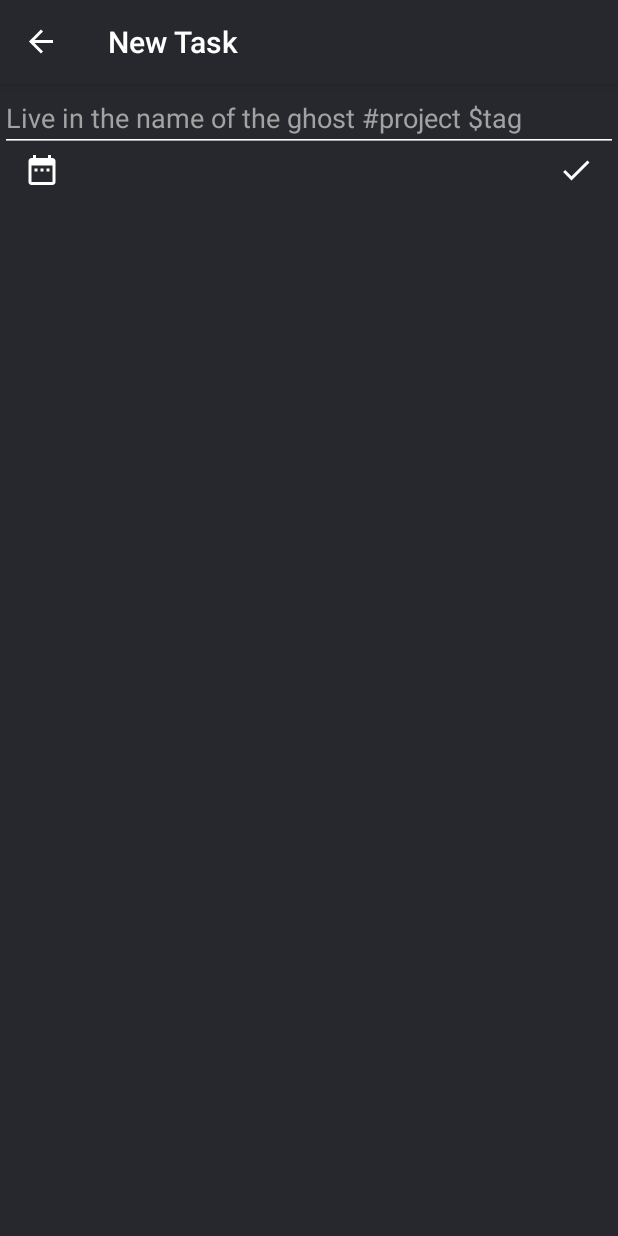
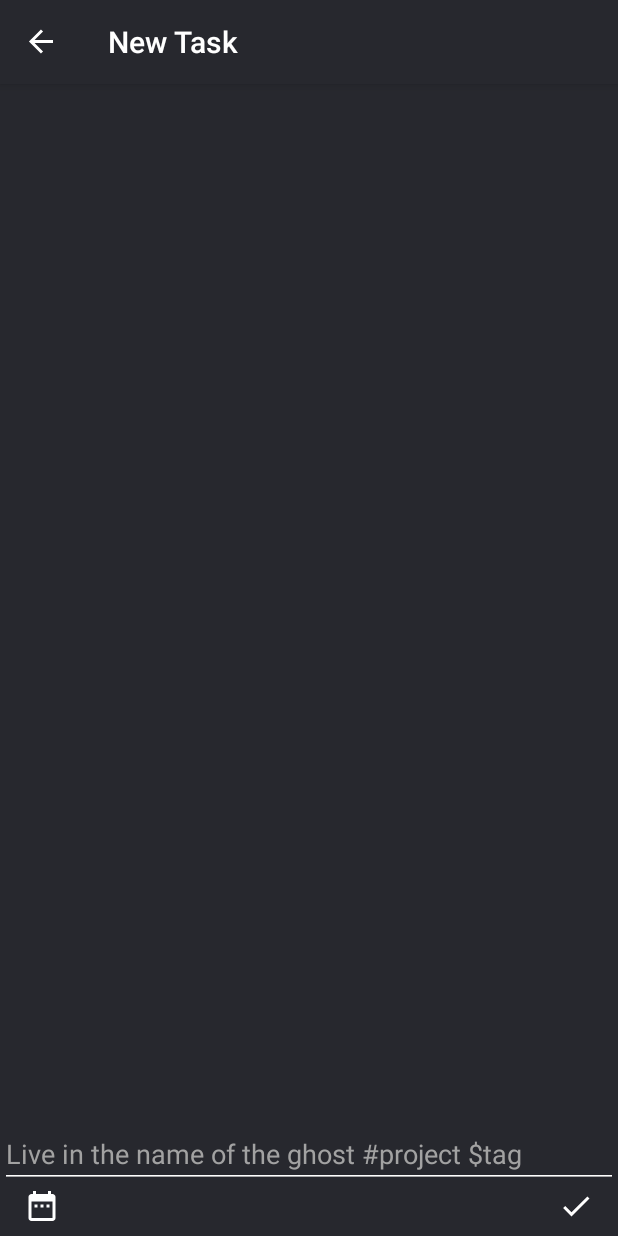
Before and after one commit to zwhittle/reimagined-train, an Android app: the NewTaskFragment screen opened through its navigation route, on a phone screen of 412 x 824 dp. Run offline under Robolectric (Android 15) with nearby library versions, the phone set to English and light mode, and no system bars; our stand-ins replace Room's generated code, data binding, navigation-ui.

Commit message:
touch up new task fragment

```diff
--- a/app/src/main/AndroidManifest.xml
+++ b/app/src/main/AndroidManifest.xml
@@ -14,6 +14,7 @@
 
         <activity
             android:name=".ui.controllers.MainActivity"
+            android:windowSoftInputMode="adjustResize"
             android:theme="@style/AppTheme.NoActionBar">
 
             <intent-filter>
--- a/app/src/main/res/layout/fragment_task_create.xml
+++ b/app/src/main/res/layout/fragment_task_create.xml
@@ -6,7 +6,9 @@
     <LinearLayout
         android:id="@+id/layoutNewTaskContainer"
         android:layout_width="match_parent"
-        android:layout_height="wrap_content"
+        android:layout_height="match_parent"
+        android:gravity="bottom"
+        android:layout_marginBottom="@dimen/margin_small"
         android:orientation="vertical">
 
         <EditText
```
